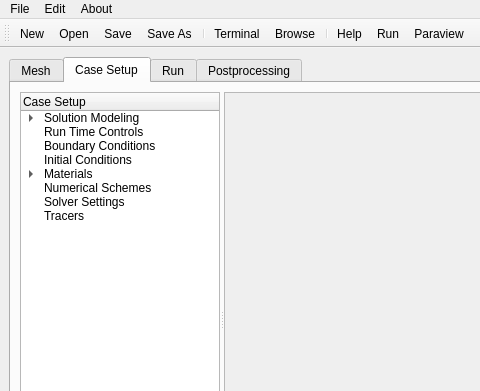
This is petroSym/petroSym.ui in jmarcelogimenez/petroSym as Qt 5 draws it before an edit; both pictures show x 0 to 480 and y 0 to 391 of the 798 by 600 pixel window. The edited form follows.
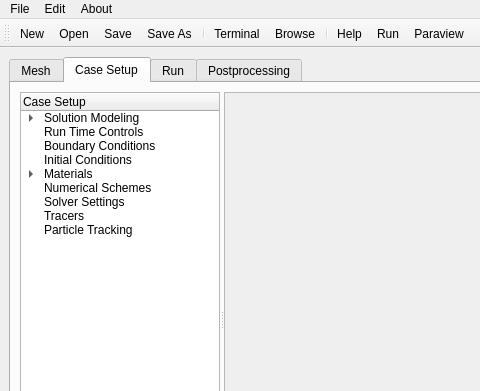
This is the edited form. The open tabs and pages were chosen to show the change. Icons and pictures are not drawn.

Commit message: Added particle tracking module and its OpenFOAM implementation

What changed in the file:
```diff
--- a/petroSym/petroSym.ui
+++ b/petroSym/petroSym.ui
@@ -193,6 +193,15 @@
                    <normaloff>:/newPrefix/images/fromHelyx/eye16.png</normaloff>:/newPrefix/images/fromHelyx/eye16.png</iconset>
                  </property>
                 </item>
+                <item>
+                 <property name="text">
+                  <string>Particle Tracking</string>
+                 </property>
+                 <property name="icon">
+                  <iconset resource="resources.qrc">
+                   <normaloff>:/newPrefix/images/fromHelyx/streamlinesolutions16.png</normaloff>:/newPrefix/images/fromHelyx/streamlinesolutions16.png</iconset>
+                 </property>
+                </item>
                </widget>
                <widget class="QScrollArea" name="scrollArea_case_setup">
                 <property name="widgetResizable">
```
Left out of the diff: 15 changed lines with no effect on the pictures. The commit also changes 34 other files.
